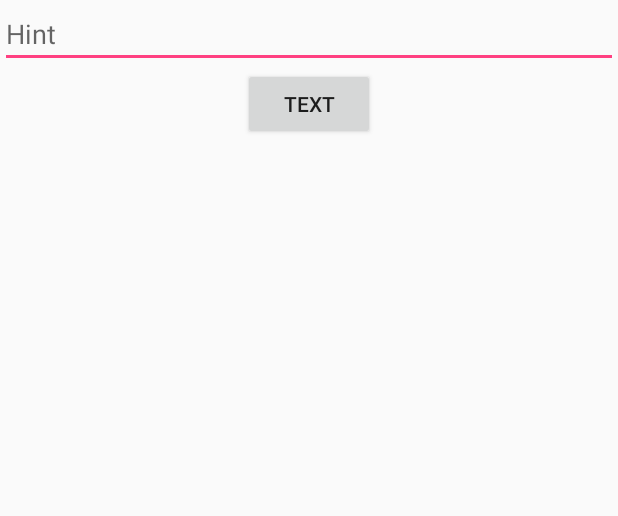
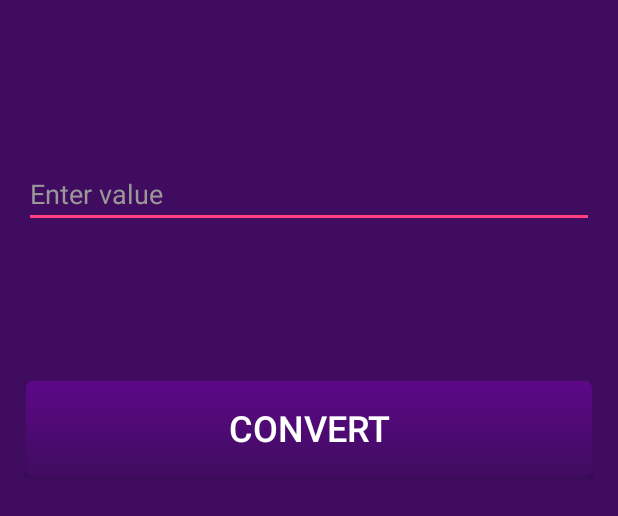
Before and after one commit to kjavorek/UniCon, an Android app: the layout activity_convert_time_and_shoes.xml on its own in the app's theme, with its tools: preview values and no code run, on a phone screen of 412 x 824 dp. Shown: the top 516 px of the screen. Run offline under Robolectric (Android 15) with nearby library versions, the phone set to English and light mode, and no system bars.

Commit message:
Time and shoes converter

```diff
--- a/app/src/main/AndroidManifest.xml
+++ b/app/src/main/AndroidManifest.xml
@@ -17,13 +17,13 @@
         </activity>
         <activity
             android:name=".ConvertTimeAndShoes"
-            android:theme="@style/GoldTheme" />
+            android:theme="@style/PurpleTheme" />
         <activity
             android:name=".ConvertDistanceAndWeight"
             android:theme="@style/PurpleTheme" />
         <activity
             android:name=".ShowResult"
-            android:theme="@style/GoldTheme"></activity>
+            android:theme="@style/PurpleTheme"></activity>
     </application>
 
 </manifest>
--- a/app/src/main/res/layout/activity_convert_distance_and_weight.xml
+++ b/app/src/main/res/layout/activity_convert_distance_and_weight.xml
@@ -14,7 +14,8 @@
         android:textSize="@dimen/text_size"
         android:layout_marginTop="@dimen/text_margin"
         android:textColor="@color/white"
-        android:layout_marginBottom="@dimen/button_space"/>
+        android:layout_marginBottom="@dimen/button_space"
+        android:textStyle="bold"/>
     <Spinner
         android:id="@+id/spinner1"
         android:layout_width="match_parent"
--- a/app/src/main/res/layout/activity_convert_time_and_shoes.xml
+++ b/app/src/main/res/layout/activity_convert_time_and_shoes.xml
@@ -2,17 +2,50 @@
     xmlns:android="http://schemas.android.com/apk/res/android"
     android:orientation="vertical"
     android:layout_width="match_parent"
-    android:layout_height="match_parent">
-    <EditText
-        android:id="@+id/etMailInput"
+    android:layout_height="match_parent"
+    android:background="@color/dark_purple"
+    android:paddingLeft="@dimen/l_r_padding"
+    android:paddingRight="@dimen/l_r_padding">
+    <TextView
+        android:id="@+id/tvConvert"
         android:layout_width="match_parent"
         android:layout_height="wrap_content"
-        android:inputType="textEmailAddress"
-        android:hint="Hint"/>
+        android:gravity="top|center"
+        android:textSize="@dimen/text_size"
+        android:layout_marginTop="@dimen/text_margin"
+        android:textColor="@color/white"
+        android:layout_marginBottom="@dimen/button_space"
+        android:textStyle="bold"/>
+    <Spinner
+        android:id="@+id/spinner1"
+        android:layout_width="match_parent"
+        android:layout_height="wrap_content"
+        android:background="@color/light_purple"
+        android:spinnerMode="dropdown"
+        android:layout_marginBottom="@dimen/button_space"/>
+    <EditText
+        android:id="@+id/etConvert"
+        android:layout_width="match_parent"
+        android:layout_height="wrap_content"
+        android:inputType="numberDecimal"
+        android:hint="Enter value"
+        android:textColorHint="@color/light_gray"
+        android:textColor="@color/white"
+        android:layout_marginBottom="@dimen/button_space"/>
+    <Spinner
+        android:id="@+id/spinner2"
+        android:layout_width="match_parent"
+        android:layout_height="wrap_content"
+        android:background="@color/light_purple"
+        android:layout_marginBottom="@dimen/button_space"/>
     <Button
-        android:id="@+id/bProcess"
-        android:layout_width="wrap_content"
-        android:layout_height="wrap_content"
+        android:id="@+id/bConvert"
+        android:layout_width="match_parent"
+        android:layout_height="@dimen/button_size"
         android:layout_gravity="center"
-        android:text="Text"/>
+        android:text="@string/convert"
+        android:background="@drawable/button_selector"
+        android:textColor="@color/white"
+        android:textSize="@dimen/button_text_size"
+        android:layout_marginTop="@dimen/button_top_margin" />
 </LinearLayout>
--- a/app/src/main/res/values/dimens.xml
+++ b/app/src/main/res/values/dimens.xml
@@ -4,7 +4,7 @@
     <dimen name="activity_vertical_margin">16dp</dimen>
     <dimen name="button_height">130dp</dimen>
     <dimen name="button_margin">8dp</dimen>
-    <dimen name="text_size">35dp</dimen>
+    <dimen name="text_size">30dp</dimen>
     <dimen name="text_margin">15dp</dimen>
     <dimen name="l_r_padding">16dp</dimen>
     <dimen name="spinner">20sp</dimen>
--- a/app/src/main/res/values/strings.xml
+++ b/app/src/main/res/values/strings.xml
@@ -20,7 +20,9 @@
     </string-array>
     <string-array name="spinnerShoes">
         <item>Europe</item>
-        <item>United Kingdom</item>
-        <item>USA</item>
+        <item>UK men</item>
+        <item>UK women</item>
+        <item>US men</item>
+        <item>US women</item>
     </string-array>
 </resources>
--- a/app/src/main/res/values/styles.xml
+++ b/app/src/main/res/values/styles.xml
@@ -6,11 +6,6 @@
         <item name="colorPrimary">@color/colorPrimary</item>
         <item name="colorPrimaryDark">@color/colorPrimaryDark</item>
         <item name="colorAccent">@color/colorAccent</item>
-    </style>
-    <style name="GoldTheme" parent="Theme.AppCompat.Light.DarkActionBar">
-        <item name="colorPrimary">@color/dark_purple</item>
-        <item name="colorPrimaryDark">@color/colorPrimaryDark</item>
-        <item name="colorAccent">@color/dark_purple</item>
     </style>
     <style name="PurpleTheme" parent="Theme.AppCompat.Light.DarkActionBar">
         <item name="colorPrimary">@color/light_purple</item>
```
Also changed, not shown: app/src/main/java/hr/ferit/kristinajavorek/unicon/ConvertDistanceAndWeight.java (+12 -12 lines), app/src/main/java/hr/ferit/kristinajavorek/unicon/ConvertTimeAndShoes.java (+124 -12 lines).
